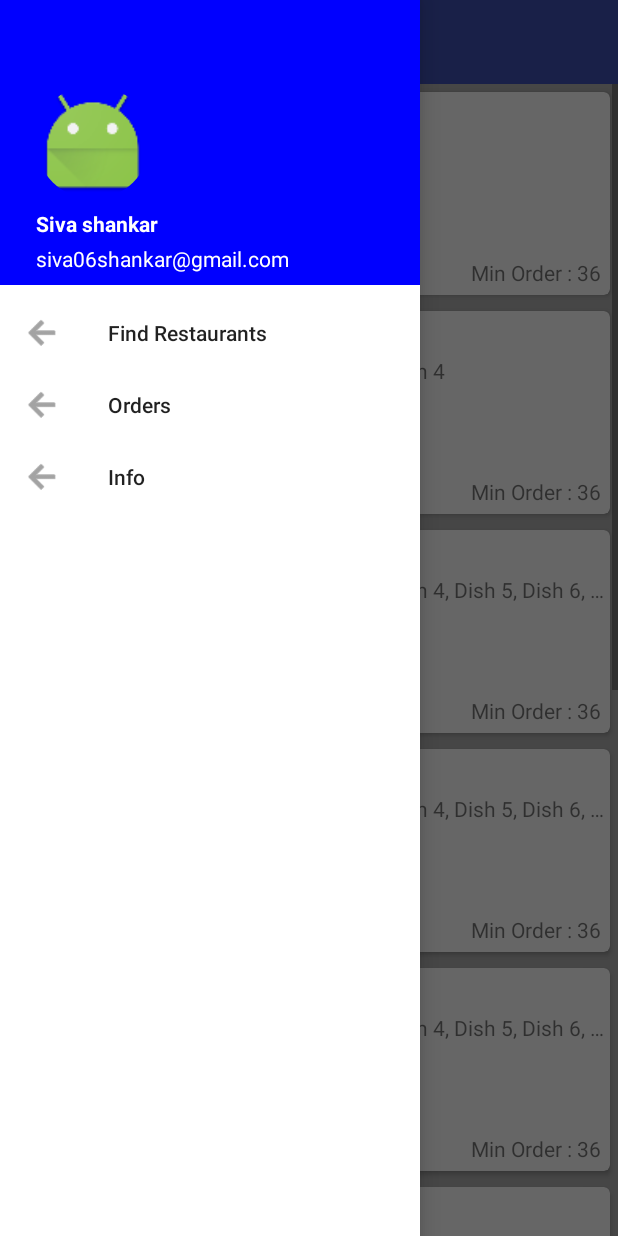
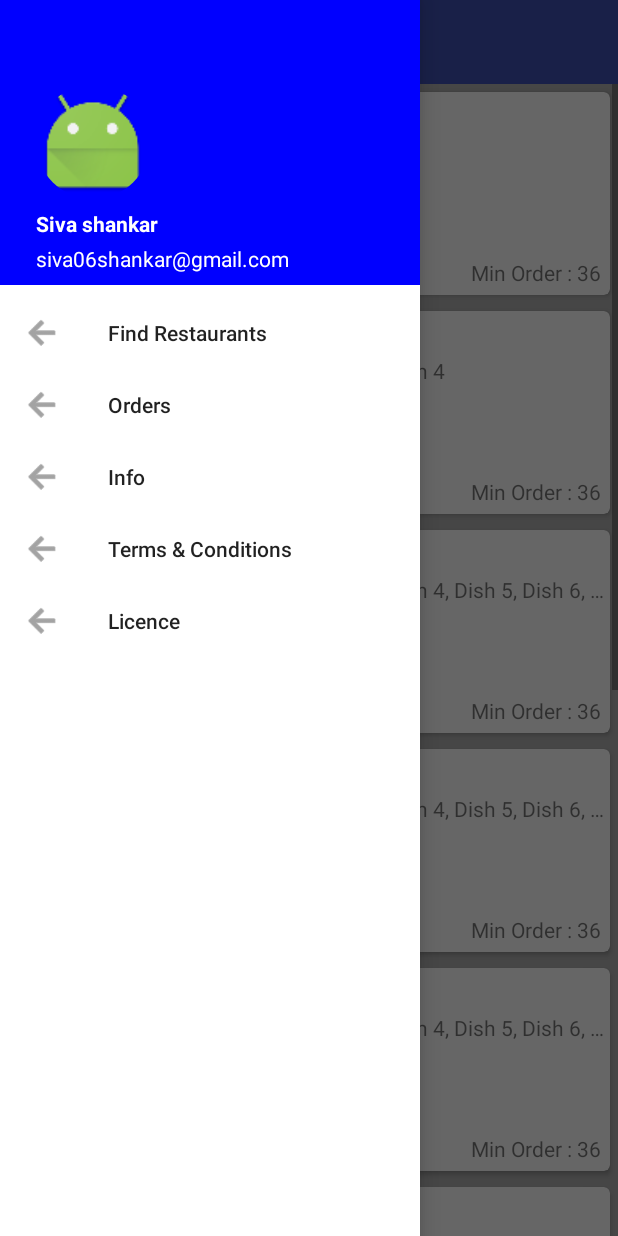
Before and after one commit to Sivashankar06/Projects, an Android app: the RestaurantsActivity screen opened directly, with no data from a screen before it, with the side drawer open, on a phone screen of 412 x 824 dp. Run offline under Robolectric (Android 15) with nearby library versions, the phone set to English and light mode, and no system bars; our stand-ins replace CircleImageView; pictures from the network do not load.

Commit message:
The basic restiarant details.

```diff
--- a/FoodApp/app/src/main/AndroidManifest.xml
+++ b/FoodApp/app/src/main/AndroidManifest.xml
@@ -21,6 +21,8 @@
 
         <activity android:name=".RestaurantsActivity" android:theme="@style/LocateTheme" android:screenOrientation="portrait"/>
 
+        <activity android:name=".RestaurantDetailsActivity" android:theme="@style/LocateTheme" android:screenOrientation="portrait"/>
+
     </application>
 
 </manifest>
--- a/FoodApp/app/src/main/java/com/siva/foodapp/RestaurantAdapter.java
+++ b/FoodApp/app/src/main/java/com/siva/foodapp/RestaurantAdapter.java
@@ -8,7 +8,6 @@ import android.view.View;
 import android.view.ViewGroup;
 import android.widget.ImageView;
 import android.widget.TextView;
-import android.widget.Toast;
 
 import com.siva.foodapp.data.RestaurantDataModel;
 
@@ -19,12 +18,21 @@ import java.util.List;
  */
 public class RestaurantAdapter extends RecyclerView.Adapter<RestaurantAdapter.ViewHolder> {
 
+    public interface ItemClickListener {
+        void onSelectingRestaurant(RestaurantDataModel data);
+    }
+
     private Context mContext;
     private List<RestaurantDataModel> mDatas;
+    private ItemClickListener mItemClickListener;
 
     public RestaurantAdapter(Context context, List<RestaurantDataModel> datas) {
         this.mContext = context;
         this.mDatas = datas;
+    }
+
+    public void setItemClickListener(ItemClickListener listener){
+        mItemClickListener = listener;
     }
 
     @Override
@@ -34,8 +42,8 @@ public class RestaurantAdapter extends RecyclerView.Adapter<RestaurantAdapter.Vi
     }
 
     @Override
-    public void onBindViewHolder(final ViewHolder holder, int position) {
-        RestaurantDataModel data = mDatas.get(position);
+    public void onBindViewHolder(final ViewHolder holder, final int position) {
+        final RestaurantDataModel data = mDatas.get(position);
         holder.mNameText.setText(data.getRestaurantName());
         holder.mDeliveryTimeText.setText("Delivery Time : "+data.getTimeToDeliver());
         holder.mFoodTypeText.setText(data.getDisplayFoodType());
@@ -45,7 +53,7 @@ public class RestaurantAdapter extends RecyclerView.Adapter<RestaurantAdapter.Vi
         holder.mCardView.setOnClickListener(new View.OnClickListener() {
             @Override
             public void onClick(View view) {
-                Toast.makeText(mContext,"Postion is : "+holder.getAdapterPosition(),Toast.LENGTH_SHORT).show();
+                mItemClickListener.onSelectingRestaurant(data);
             }
         });
     }
--- a/FoodApp/app/src/main/java/com/siva/foodapp/data/FoodType.java
+++ b/FoodApp/app/src/main/java/com/siva/foodapp/data/FoodType.java
@@ -1,9 +1,11 @@
 package com.siva.foodapp.data;
+
+import java.io.Serializable;
 
 /**
  * Created by sarumugam on 07/11/16.
  */
-public class FoodType {
+public class FoodType implements Serializable{
 
     private String mDishName;
     private int mNumberOfItems;
--- a/FoodApp/app/src/main/java/com/siva/foodapp/data/RestaurantDataModel.java
+++ b/FoodApp/app/src/main/java/com/siva/foodapp/data/RestaurantDataModel.java
@@ -2,12 +2,13 @@ package com.siva.foodapp.data;
 
 import android.text.TextUtils;
 
+import java.io.Serializable;
 import java.util.ArrayList;
 
 /**
  * Created by sarumugam on 07/11/16.
  */
-public class RestaurantDataModel {
+public class RestaurantDataModel implements Serializable {
 
     private String mRestaurantName;
     private String mRestaurantPicUrl;
--- a/FoodApp/app/src/main/res/menu/navigation_menu.xml
+++ b/FoodApp/app/src/main/res/menu/navigation_menu.xml
@@ -19,5 +19,16 @@
             android:icon="@drawable/ic_menu_back"
             android:title="@string/info" />
 
+        <item
+            android:id="@+id/terms"
+            android:checked="false"
+            android:icon="@drawable/ic_menu_back"
+            android:title="@string/terms" />
+
+        <item
+            android:id="@+id/licence"
+            android:checked="false"
+            android:icon="@drawable/ic_menu_back"
+            android:title="@string/licence" />
     </group>
 </menu>
--- a/FoodApp/app/src/main/res/values/strings.xml
+++ b/FoodApp/app/src/main/res/values/strings.xml
@@ -11,6 +11,9 @@
     <string name="restaurants">Restaurants</string>
     <string name="orders">Orders</string>
     <string name="info">Info</string>
+    <string name="licence">Licence</string>
+    <string name="terms">Terms &amp; Conditions</string>
+
     <string name="open">Open</string>
     <string name="close">close</string>
 
```
Also changed, not shown: FoodApp/app/src/main/java/com/siva/foodapp/RestaurantDetailsActivity.java (added, +34 -0 lines), FoodApp/app/src/main/java/com/siva/foodapp/RestaurantsActivity.java (+10 -3 lines), FoodApp/app/src/main/java/com/siva/foodapp/dummy/ResponseMock.java (+8 -0 lines), FoodApp/app/src/main/res/layout/activity_resaurant_details.xml (added, +76 -0 lines).
